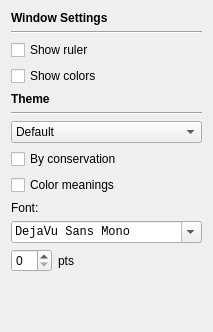
First picture: the form in linnaeo/ui/ali_settings.ui, repository beowulfey/pylinnaeo, before the edit; both pictures show x 0 to 213 and y 0 to 332 of the 213 by 527 pixel window.
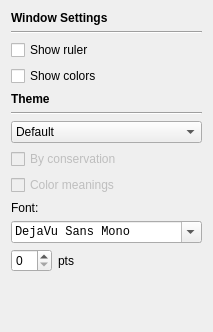
Second picture: the form after the edit.

Commit message: Options panel is working well. Can now change font, theme, font size, turn rulers on/off etc.

Patch:
```diff
--- a/linnaeo/ui/ali_settings.ui
+++ b/linnaeo/ui/ali_settings.ui
@@ -98,6 +98,9 @@
    </item>
    <item>
     <widget class="QCheckBox" name="checkConsv">
+     <property name="enabled">
+      <bool>false</bool>
+     </property>
      <property name="text">
       <string>By conservation</string>
      </property>
@@ -105,6 +108,9 @@
    </item>
    <item>
     <widget class="QCheckBox" name="checkColorDesc">
+     <property name="enabled">
+      <bool>false</bool>
+     </property>
      <property name="text">
       <string>Color meanings</string>
      </property>
```
The commit also changes 4 other files.
